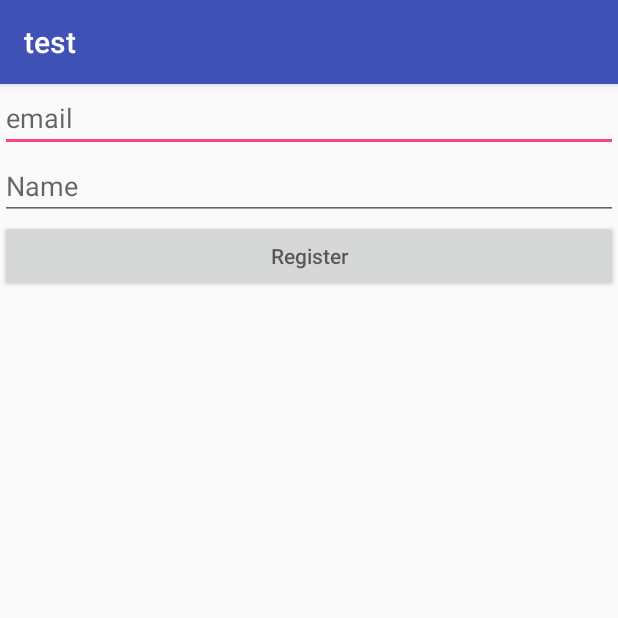
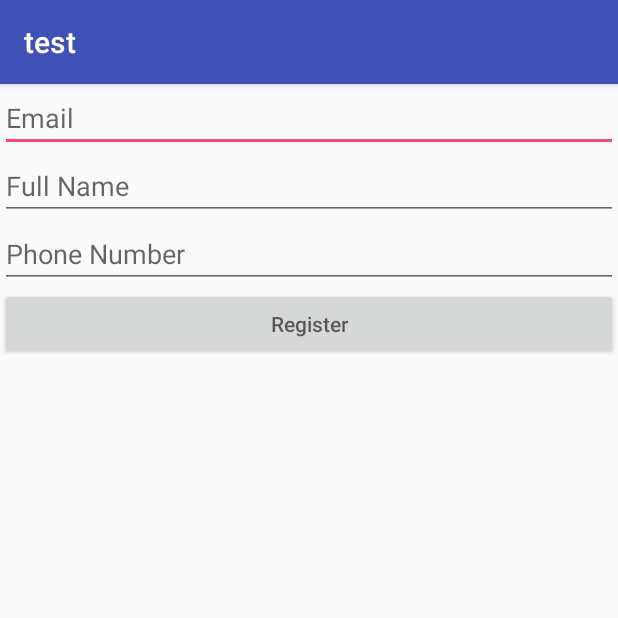
Before and after one commit to upasanab7/TrialwithMapProject, an Android app: the screen it shows after launch (UserRegistration), after a tap on an icon or button, on a phone screen of 412 x 824 dp, the top half of it. Run offline under Robolectric (Android 15) with nearby library versions, the phone set to English and light mode, and no system bars; our stand-ins replace Firebase (no records; nobody signed in at launch, a user with empty details on screens opened directly).

```diff
--- a/app/src/main/AndroidManifest.xml
+++ b/app/src/main/AndroidManifest.xml
@@ -8,8 +8,8 @@
          location permissions for the 'MyLocation' functionality.
     -->
     <uses-permission android:name="android.permission.ACCESS_FINE_LOCATION" />
-    <uses-permission android:name="android.permission.ACCESS_COARSE_LOCATION"/>
-    <uses-permission android:name="android.permission.INTERNET"/>
+    <uses-permission android:name="android.permission.ACCESS_COARSE_LOCATION" />
+    <uses-permission android:name="android.permission.INTERNET" />
 
     <application
         android:allowBackup="true"
@@ -41,7 +41,7 @@
             </intent-filter>
         </activity>
         <activity android:name=".maptest" />
-        <activity android:name=".UserRegistration"></activity>
+        <activity android:name=".UserRegistration" />
     </application>
 
 </manifest>
--- a/app/src/main/res/layout/activity_user_registration.xml
+++ b/app/src/main/res/layout/activity_user_registration.xml
@@ -12,7 +12,7 @@
         android:id="@+id/email"
         android:layout_width="match_parent"
         android:layout_height="wrap_content"
-        android:hint="email"
+        android:hint="Email"
         android:inputType="textEmailAddress"
         tools:ignore="HardcodedText" />
 
@@ -20,8 +20,16 @@
         android:id="@+id/name"
         android:layout_width="match_parent"
         android:layout_height="wrap_content"
-        android:hint="Name"
+        android:hint="Full Name"
         android:inputType="textPersonName"
+        tools:ignore="HardcodedText"/>
+
+    <EditText
+        android:id="@+id/phone"
+        android:layout_width="match_parent"
+        android:layout_height="wrap_content"
+        android:hint="Phone Number"
+        android:inputType="phone"
         tools:ignore="HardcodedText"/>
 
     <Button
```
Also changed, not shown: app/src/main/java/com/example/upasana/test/UserRegistration.java (+19 -6 lines), app/src/main/java/com/example/upasana/test/maptest.java (+34 -3 lines), app/build.gradle (line endings or trailing spaces).
